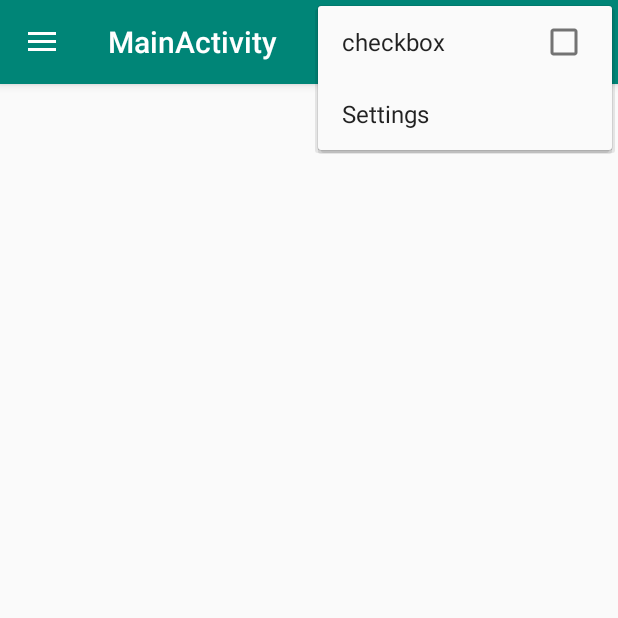
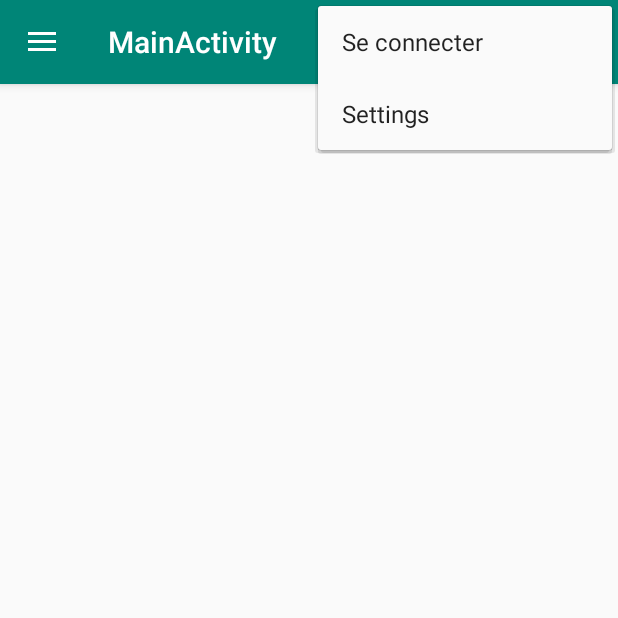
Before and after one commit to forumemi/ForumEMIEntreprises, an Android app: the MainActivity screen opened directly, with no data from a screen before it, with the options menu open, on a phone screen of 412 x 824 dp, the top half of it. Run offline under Robolectric (Android 15) with nearby library versions, the phone set to English and light mode, and no system bars; our stand-ins replace Firebase (no records; nobody signed in at launch, a user with empty details on screens opened directly).

Commit message:
Add sign in to menu

```diff
--- a/app/src/main/res/menu/main.xml
+++ b/app/src/main/res/menu/main.xml
@@ -7,8 +7,7 @@
         android:title="@string/action_settings"
         app:showAsAction="never" />
     <item
-        android:id="@+id/checkbox"
-        android:title="checkbox"
-        android:checkable="true"
-        app:actionViewClass="android.widget.CheckBox"/>
+        android:id="@+id/action_signin"
+        android:title="@string/signin"
+        app:showAsAction="never"/>
 </menu>
--- a/app/src/main/res/values/strings.xml
+++ b/app/src/main/res/values/strings.xml
@@ -85,4 +85,5 @@
     <string name="pref_ringtone_silent">Silent</string>
 
     <string name="pref_title_vibrate">Vibrate</string>
+    <string name="signin">Se connecter</string>
 </resources>
```
